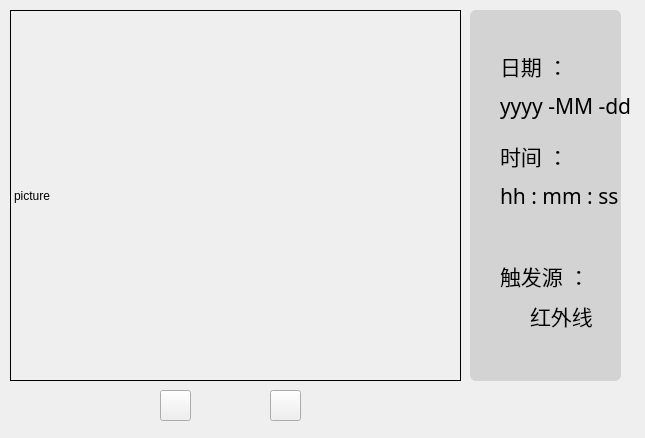
The window that ZooFence_Pi/page8.ui (Isabella98Liu/ZooFence_RaspberryPi) describes before a commit, drawn with Qt 5.
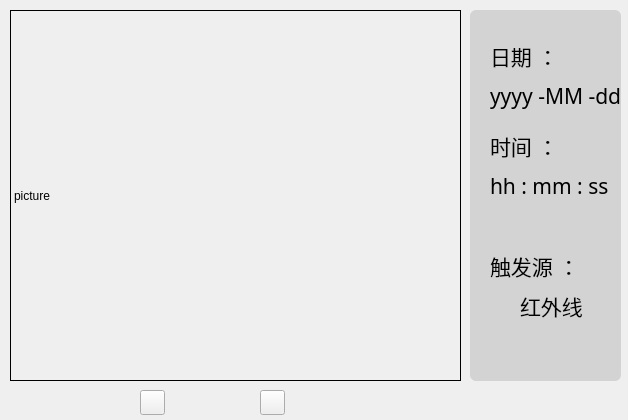
The same window after the commit. Icons and pictures are not drawn.

Diff of the .ui file:
```diff
--- a/ZooFence_Pi/page8.ui
+++ b/ZooFence_Pi/page8.ui
@@ -6,8 +6,8 @@
    <rect>
     <x>0</x>
     <y>0</y>
-    <width>645</width>
-    <height>438</height>
+    <width>628</width>
+    <height>420</height>
    </rect>
   </property>
   <property name="windowTitle">
@@ -29,40 +29,6 @@
     <string>picture</string>
    </property>
   </widget>
-  <widget class="QPushButton" name="pushButton">
-   <property name="geometry">
-    <rect>
-     <x>160</x>
-     <y>390</y>
-     <width>31</width>
-     <height>31</height>
-    </rect>
-   </property>
-   <property name="text">
-    <string/>
-   </property>
-   <property name="icon">
-    <iconset resource="resources.qrc">
-     <normaloff>:/.001/Resources/008/smaller.PNG</normaloff>:/.001/Resources/008/smaller.PNG</iconset>
-   </property>
-  </widget>
-  <widget class="QPushButton" name="pushButton_2">
-   <property name="geometry">
-    <rect>
-     <x>270</x>
-     <y>390</y>
-     <width>31</width>
-     <height>31</height>
-    </rect>
-   </property>
-   <property name="text">
-    <string/>
-   </property>
-   <property name="icon">
-    <iconset resource="resources.qrc">
-     <normaloff>:/.001/Resources/008/bigger.PNG</normaloff>:/.001/Resources/008/bigger.PNG</iconset>
-   </property>
-  </widget>
   <widget class="QLabel" name="label_3">
    <property name="geometry">
     <rect>
@@ -86,8 +52,8 @@
   <widget class="QLabel" name="label_4">
    <property name="geometry">
     <rect>
-     <x>500</x>
-     <y>50</y>
+     <x>490</x>
+     <y>40</y>
      <width>81</width>
      <height>31</height>
     </rect>
@@ -105,8 +71,8 @@
   <widget class="QLabel" name="label_5">
    <property name="geometry">
     <rect>
-     <x>500</x>
-     <y>90</y>
+     <x>490</x>
+     <y>80</y>
      <width>131</width>
      <height>31</height>
     </rect>
@@ -124,8 +90,8 @@
   <widget class="QLabel" name="label_6">
    <property name="geometry">
     <rect>
-     <x>500</x>
-     <y>140</y>
+     <x>490</x>
+     <y>130</y>
      <width>81</width>
      <height>31</height>
     </rect>
@@ -143,8 +109,8 @@
   <widget class="QLabel" name="label_7">
    <property name="geometry">
     <rect>
-     <x>500</x>
-     <y>180</y>
+     <x>490</x>
+     <y>170</y>
      <width>131</width>
      <height>31</height>
     </rect>
@@ -162,8 +128,8 @@
   <widget class="QLabel" name="label_8">
    <property name="geometry">
     <rect>
-     <x>500</x>
-     <y>260</y>
+     <x>490</x>
+     <y>250</y>
      <width>91</width>
      <height>31</height>
     </rect>
@@ -181,8 +147,8 @@
   <widget class="QLabel" name="label_9">
    <property name="geometry">
     <rect>
-     <x>530</x>
-     <y>300</y>
+     <x>520</x>
+     <y>290</y>
      <width>71</width>
      <height>31</height>
     </rect>
@@ -197,6 +163,52 @@
     <string>红外线</string>
    </property>
   </widget>
+  <widget class="QPushButton" name="pushButton">
+   <property name="geometry">
+    <rect>
+     <x>140</x>
+     <y>390</y>
+     <width>25</width>
+     <height>25</height>
+    </rect>
+   </property>
+   <property name="text">
+    <string/>
+   </property>
+   <property name="icon">
+    <iconset resource="resources.qrc">
+     <normaloff>:/.001/Resources/008/bigger.PNG</normaloff>:/.001/Resources/008/bigger.PNG</iconset>
+   </property>
+   <property name="iconSize">
+    <size>
+     <width>20</width>
+     <height>20</height>
+    </size>
+   </property>
+  </widget>
+  <widget class="QPushButton" name="pushButton_2">
+   <property name="geometry">
+    <rect>
+     <x>260</x>
+     <y>390</y>
+     <width>25</width>
+     <height>25</height>
+    </rect>
+   </property>
+   <property name="text">
+    <string/>
+   </property>
+   <property name="icon">
+    <iconset resource="resources.qrc">
+     <normaloff>:/.001/Resources/008/smaller.PNG</normaloff>:/.001/Resources/008/smaller.PNG</iconset>
+   </property>
+   <property name="iconSize">
+    <size>
+     <width>20</width>
+     <height>20</height>
+    </size>
+   </property>
+  </widget>
  </widget>
  <resources>
   <include location="resources.qrc"/>
```
